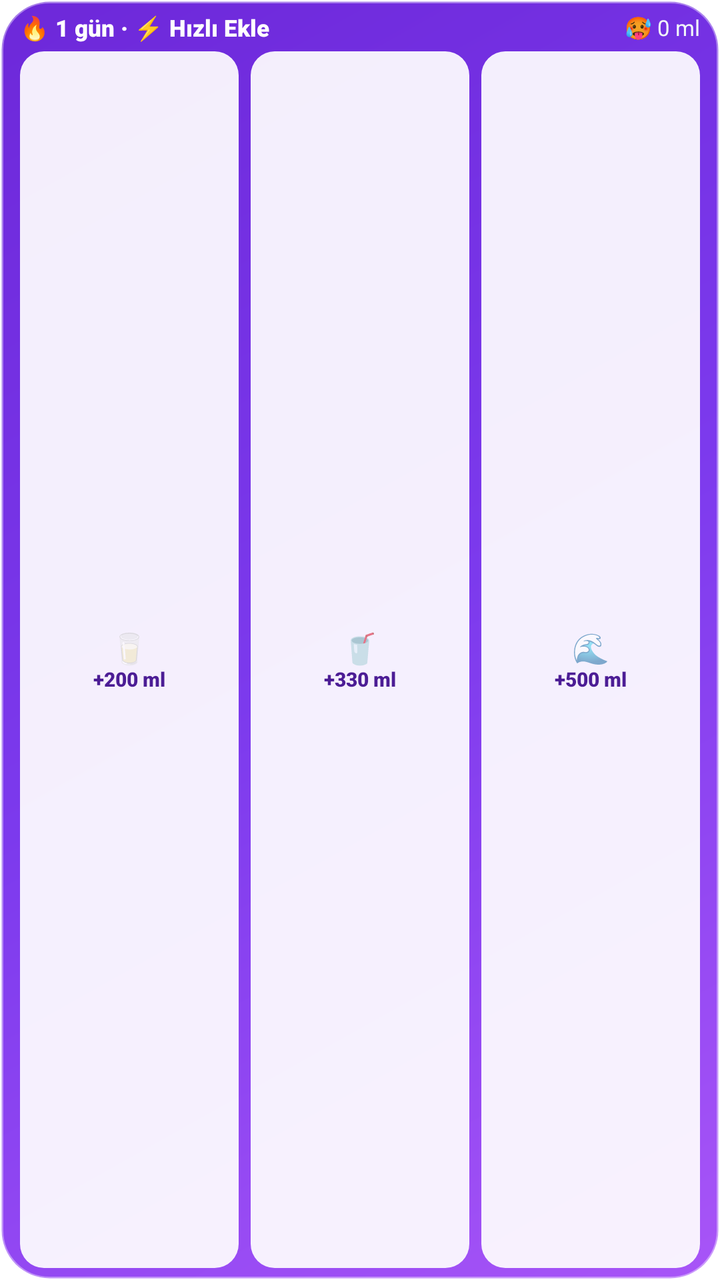
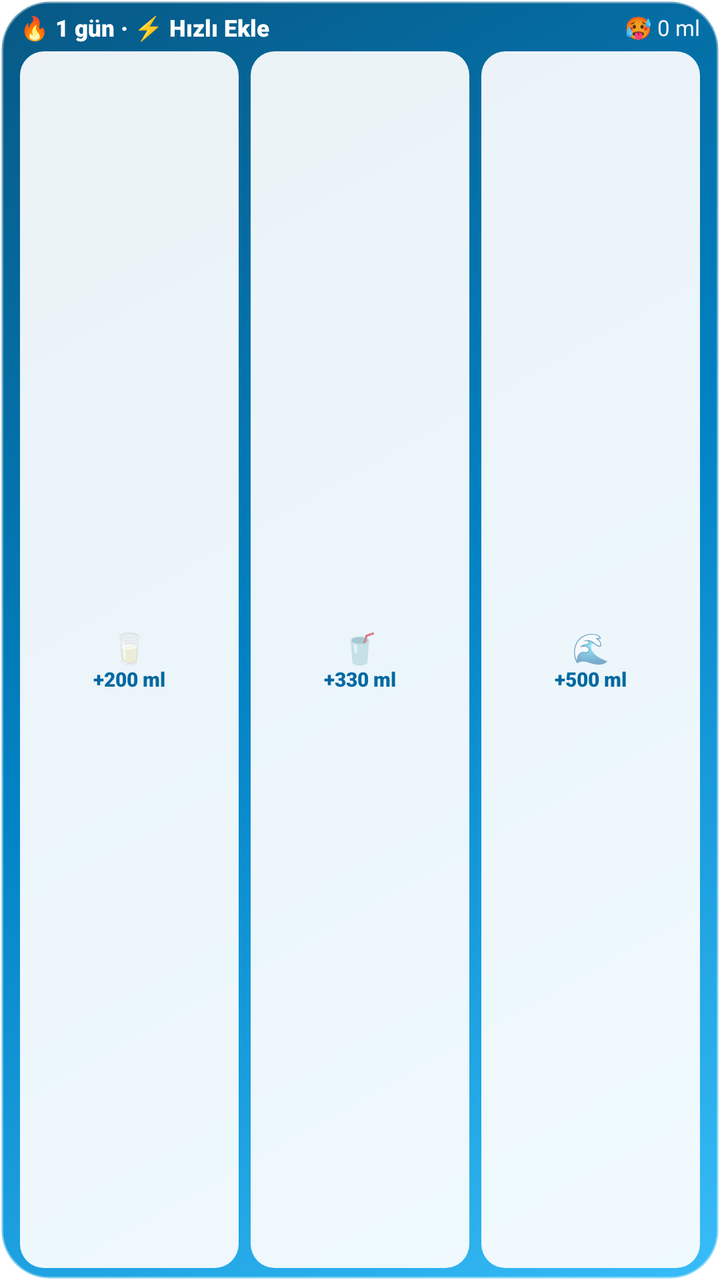

Before-and-after screenshots of an Android layout around one commit, followed by the original layout XML and the change that was made.
<!-- AndroidManifest.xml: fallback theme Theme.MaterialComponents.DayNight.NoActionBar -->
<!-- res/layout/water_quick_log_widget.xml -->
<?xml version="1.0" encoding="utf-8"?>
<LinearLayout xmlns:android="http://schemas.android.com/apk/res/android"
    android:id="@+id/widget_quick_root"
    android:layout_width="match_parent"
    android:layout_height="match_parent"
    android:background="@drawable/widget_card_bg"
    android:orientation="vertical"
    android:paddingLeft="10dp"
    android:paddingRight="10dp"
    android:paddingTop="6dp"
    android:paddingBottom="6dp">

    
    <LinearLayout
        android:layout_width="match_parent"
        android:layout_height="wrap_content"
        android:gravity="center_vertical"
        android:orientation="horizontal">

        <TextView
            android:id="@+id/tv_quick_title"
            android:layout_width="0dp"
            android:layout_height="wrap_content"
            android:layout_weight="1"
            android:ellipsize="end"
            android:fontFamily="sans-serif-black"
            android:maxLines="1"
            android:text="🔥 1 gün · ⚡ Hızlı Ekle"
            android:textColor="#FFFFFF"
            android:textSize="11.5sp" />

        <TextView
            android:id="@+id/tv_quick_status"
            android:layout_width="wrap_content"
            android:layout_height="wrap_content"
            android:fontFamily="sans-serif-bold"
            android:text="🥵 0 ml"
            android:textColor="#F1F5F9"
            android:textSize="11sp" />
    </LinearLayout>

    
    <LinearLayout
        android:layout_width="match_parent"
        android:layout_height="0dp"
        android:layout_marginTop="4dp"
        android:layout_weight="1"
        android:gravity="center"
        android:orientation="horizontal">

        
        <LinearLayout
            android:id="@+id/btn_quick_preset1"
            android:layout_width="0dp"
            android:layout_height="match_parent"
            android:layout_marginRight="3dp"
            android:layout_weight="1"
            android:background="@drawable/widget_button_bg"
            android:clickable="true"
            android:focusable="true"
            android:gravity="center"
            android:orientation="vertical"
            android:padding="2dp">

            <TextView
                android:layout_width="wrap_content"
                android:layout_height="wrap_content"
                android:text="🥛"
                android:textSize="15sp" />

            <TextView
                android:id="@+id/tv_quick_preset1"
                android:layout_width="wrap_content"
                android:layout_height="wrap_content"
                android:fontFamily="sans-serif-black"
                android:includeFontPadding="false"
                android:singleLine="true"
                android:text="+200 ml"
                android:textColor="#4C1D95"
                android:textSize="10sp" />
        </LinearLayout>

        
        <LinearLayout
            android:id="@+id/btn_quick_preset2"
            android:layout_width="0dp"
            android:layout_height="match_parent"
            android:layout_marginLeft="3dp"
            android:layout_marginRight="3dp"
            android:layout_weight="1"
            android:background="@drawable/widget_button_bg"
            android:clickable="true"
            android:focusable="true"
            android:gravity="center"
            android:orientation="vertical"
            android:padding="2dp">

            <TextView
                android:layout_width="wrap_content"
                android:layout_height="wrap_content"
                android:text="🥤"
                android:textSize="15sp" />

            <TextView
                android:id="@+id/tv_quick_preset2"
                android:layout_width="wrap_content"
                android:layout_height="wrap_content"
                android:fontFamily="sans-serif-black"
                android:includeFontPadding="false"
                android:singleLine="true"
                android:text="+330 ml"
                android:textColor="#4C1D95"
                android:textSize="10sp" />
        </LinearLayout>

        
        <LinearLayout
            android:id="@+id/btn_quick_preset3"
            android:layout_width="0dp"
            android:layout_height="match_parent"
            android:layout_marginLeft="3dp"
            android:layout_weight="1"
            android:background="@drawable/widget_button_bg"
            android:clickable="true"
            android:focusable="true"
            android:gravity="center"
            android:orientation="vertical"
            android:padding="2dp">

            <TextView
                android:layout_width="wrap_content"
                android:layout_height="wrap_content"
                android:text="🌊"
                android:textSize="15sp" />

            <TextView
                android:id="@+id/tv_quick_preset3"
                android:layout_width="wrap_content"
                android:layout_height="wrap_content"
                android:fontFamily="sans-serif-black"
                android:includeFontPadding="false"
                android:singleLine="true"
                android:text="+500 ml"
                android:textColor="#4C1D95"
                android:textSize="10sp" />
        </LinearLayout>

    </LinearLayout>

</LinearLayout>
<!-- resources referenced by this layout -->
<resources>
  <!-- drawable widget_button_bg (drawable) -->
  <?xml version="1.0" encoding="utf-8"?>
  <shape xmlns:android="http://schemas.android.com/apk/res/android"
      android:shape="rectangle">
      <solid android:color="#EBFFFFFF" />
      <corners android:radius="12dp" />
  </shape>
  <!-- drawable widget_card_bg (drawable) -->
  <?xml version="1.0" encoding="utf-8"?>
  <shape xmlns:android="http://schemas.android.com/apk/res/android"
      android:shape="rectangle">
      
      <gradient
          android:angle="315"
          android:startColor="#6D28D9"
          android:centerColor="#7C3AED"
          android:endColor="#A855F7"
          android:type="linear" />
      <corners android:radius="24dp" />
      <stroke
          android:width="1.5dp"
          android:color="#66FFFFFF" />
  </shape>
</resources>

<!-- the commit's change to res/layout/water_quick_log_widget.xml (unified diff, before → after) -->
@@ -76,7 +76,7 @@
                 android:includeFontPadding="false"
                 android:singleLine="true"
                 android:text="+200 ml"
-                android:textColor="#4C1D95"
+                android:textColor="#0369A1"
                 android:textSize="10sp" />
         </LinearLayout>
 
@@ -109,7 +109,7 @@
                 android:includeFontPadding="false"
                 android:singleLine="true"
                 android:text="+330 ml"
-                android:textColor="#4C1D95"
+                android:textColor="#0369A1"
                 android:textSize="10sp" />
         </LinearLayout>
 
@@ -141,7 +141,7 @@
                 android:includeFontPadding="false"
                 android:singleLine="true"
                 android:text="+500 ml"
-                android:textColor="#4C1D95"
+                android:textColor="#0369A1"
                 android:textSize="10sp" />
         </LinearLayout>
 
<!-- resource entries referenced after the edit -->
@@ -14,9 +14,9 @@
       
       <gradient
           android:angle="315"
-          android:startColor="#6D28D9"
-          android:centerColor="#7C3AED"
-          android:endColor="#A855F7"
+          android:startColor="#075985"
+          android:centerColor="#0284C7"
+          android:endColor="#38BDF8"
           android:type="linear" />
       <corners android:radius="24dp" />
       <stroke
